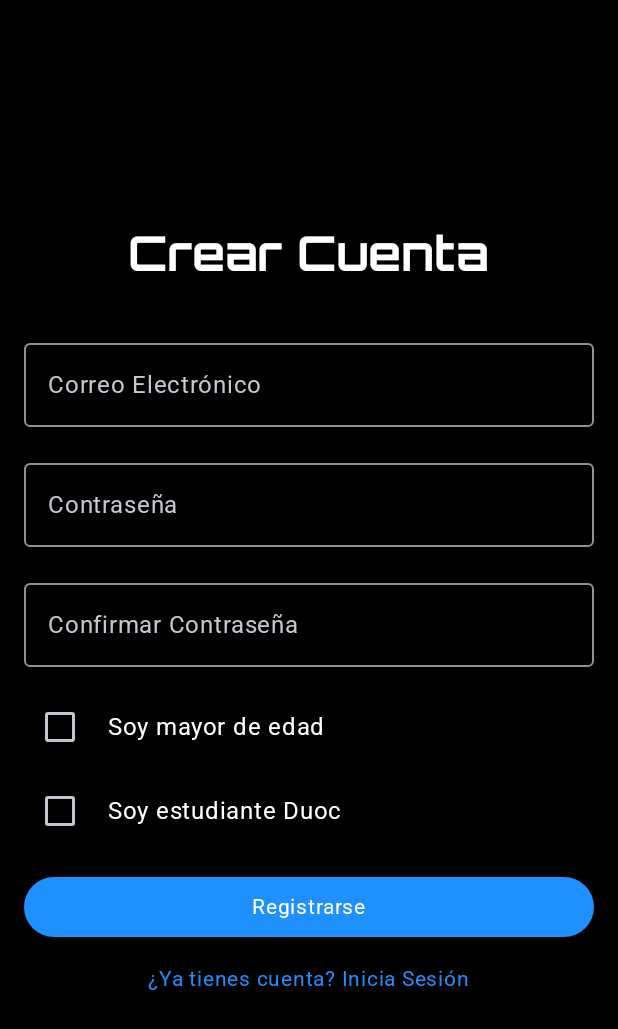
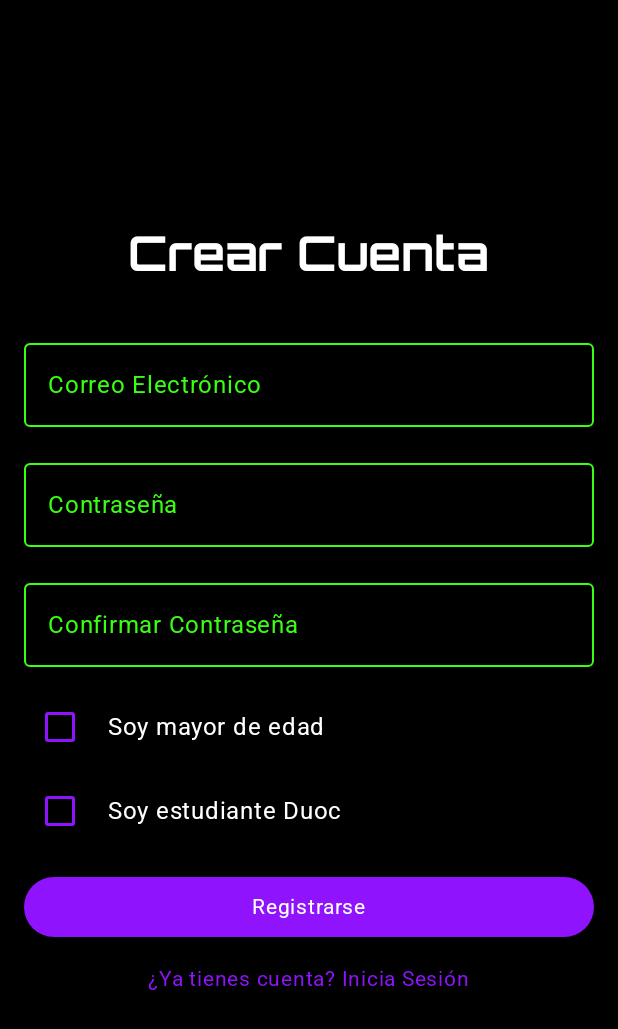
Before and after one commit to BenjaAranda/AplicacionesMoviles, an Android app built with Jetpack Compose: the RegisterScreen screen opened through its navigation route, on a phone screen of 412 x 824 dp. Shown: the top 1029 px of the screen. Run offline under Robolectric (Android 15) with nearby library versions, the light colour scheme and no system bars.

Commit message:
Modificacion de los colores del login y register

```diff
--- a/app/src/main/java/com/example/app_prueba/ui/screens/login/LoginScreen.kt
+++ b/app/src/main/java/com/example/app_prueba/ui/screens/login/LoginScreen.kt
@@ -5,11 +5,16 @@ import androidx.compose.material3.*
 import androidx.compose.runtime.Composable
 import androidx.compose.ui.Alignment
 import androidx.compose.ui.Modifier
+import androidx.compose.ui.graphics.Color
 import androidx.compose.ui.text.input.PasswordVisualTransformation
 import androidx.compose.ui.unit.dp
 import androidx.lifecycle.viewmodel.compose.viewModel
 import androidx.navigation.NavController
 import com.example.app_prueba.navigation.Routes
+// --- INICIO DE IMPORTACIONES DE COLOR ---
+import com.example.app_prueba.ui.theme.MoradoNeon
+import com.example.app_prueba.ui.theme.VerdeNeon
+// --- FIN DE IMPORTACIONES DE COLOR ---
 import com.example.app_prueba.viewmodel.LoginViewModel
 
 @Composable
@@ -24,11 +29,37 @@ fun LoginScreen(navController: NavController, vm: LoginViewModel = viewModel())
         Text("Iniciar Sesión", style = MaterialTheme.typography.headlineLarge)
         Spacer(modifier = Modifier.height(32.dp))
 
+        // --- Colores para TextField ---
+        val customTextFieldColors = TextFieldDefaults.colors(
+            focusedTextColor = MoradoNeon,
+            unfocusedTextColor = MoradoNeon,
+            focusedContainerColor = Color.Transparent,
+            unfocusedContainerColor = Color.Transparent,
+            focusedIndicatorColor = VerdeNeon,
+            unfocusedIndicatorColor = VerdeNeon,
+            cursorColor = VerdeNeon,
+            focusedLabelColor = MoradoNeon,
+            unfocusedLabelColor = VerdeNeon
+        )
+
+        // --- INICIO DE CAMBIOS DE COLOR DEL BOTÓN ---
+        val customButtonColors = ButtonDefaults.buttonColors(
+            containerColor = MoradoNeon, // Color de fondo normal
+            contentColor = Color.White,  // Color del texto
+            // Aunque no lo pediste, es bueno definir el color presionado,
+            // pero Material 3 ya lo hace por defecto oscureciendo el `containerColor`.
+            // Para un cambio explícito a verde, necesitarías manejar la interacción.
+            // Por simplicidad, dejaremos el morado que se oscurece al presionar.
+            // Si quieres un cambio total a verde, el código sería más complejo.
+        )
+        // --- FIN DE CAMBIOS DE COLOR DEL BOTÓN ---
+
         OutlinedTextField(
             value = vm.email,
             onValueChange = { vm.email = it },
             label = { Text("Correo Electrónico") },
-            modifier = Modifier.fillMaxWidth()
+            modifier = Modifier.fillMaxWidth(),
+            colors = customTextFieldColors
         )
         Spacer(modifier = Modifier.height(16.dp))
 
@@ -37,7 +68,8 @@ fun LoginScreen(navController: NavController, vm: LoginViewModel = viewModel())
             onValueChange = { vm.pass = it },
             label = { Text("Contraseña") },
             visualTransformation = PasswordVisualTransformation(),
-            modifier = Modifier.fillMaxWidth()
+            modifier = Modifier.fillMaxWidth(),
+            colors = customTextFieldColors
         )
         Spacer(modifier = Modifier.height(16.dp))
 
@@ -54,13 +86,15 @@ fun LoginScreen(navController: NavController, vm: LoginViewModel = viewModel())
                     }
                 }
             },
-            modifier = Modifier.fillMaxWidth()
+            modifier = Modifier.fillMaxWidth(),
+            colors = customButtonColors // Aplicar colores al botón
         ) {
             Text("Entrar")
         }
 
         TextButton(onClick = { navController.navigate(Routes.Register.route) }) {
-            Text("¿No tienes cuenta? Regístrate")
+            Text("¿No tienes cuenta? Regístrate", color = MoradoNeon)
+
         }
     }
 }
--- a/app/src/main/java/com/example/app_prueba/ui/screens/register/RegisterScreen.kt
+++ b/app/src/main/java/com/example/app_prueba/ui/screens/register/RegisterScreen.kt
@@ -5,11 +5,14 @@ import androidx.compose.material3.*
 import androidx.compose.runtime.Composable
 import androidx.compose.ui.Alignment
 import androidx.compose.ui.Modifier
+import androidx.compose.ui.graphics.Color
 import androidx.compose.ui.text.input.PasswordVisualTransformation
 import androidx.compose.ui.unit.dp
 import androidx.lifecycle.viewmodel.compose.viewModel
 import androidx.navigation.NavController
 import com.example.app_prueba.navigation.Routes
+import com.example.app_prueba.ui.theme.MoradoNeon // Importar color
+import com.example.app_prueba.ui.theme.VerdeNeon   // Importar color
 import com.example.app_prueba.viewmodel.RegisterViewModel
 
 @Composable
@@ -24,12 +27,40 @@ fun RegisterScreen(navController: NavController, vm: RegisterViewModel = viewMod
         Text("Crear Cuenta", style = MaterialTheme.typography.headlineLarge)
         Spacer(modifier = Modifier.height(32.dp))
 
+        // --- Colores para TextField ---
+        val customTextFieldColors = TextFieldDefaults.colors(
+            focusedTextColor = MoradoNeon,
+            unfocusedTextColor = MoradoNeon,
+            focusedContainerColor = Color.Transparent,
+            unfocusedContainerColor = Color.Transparent,
+            focusedIndicatorColor = VerdeNeon,
+            unfocusedIndicatorColor = VerdeNeon,
+            cursorColor = VerdeNeon,
+            focusedLabelColor = MoradoNeon,
+            unfocusedLabelColor = VerdeNeon
+        )
+
+        // --- Colores para Checkbox ---
+        val customCheckboxColors = CheckboxDefaults.colors(
+            checkedColor = VerdeNeon,
+            uncheckedColor = MoradoNeon,
+            checkmarkColor = MoradoNeon
+        )
+
+        // --- INICIO DE CAMBIOS DE COLOR DEL BOTÓN ---
+        val customButtonColors = ButtonDefaults.buttonColors(
+            containerColor = MoradoNeon, // Color de fondo normal del botón
+            contentColor = Color.White    // Color del texto del botón
+        )
+        // --- FIN DE CAMBIOS DE COLOR DEL BOTÓN ---
+
         OutlinedTextField(
             value = vm.email,
             onValueChange = { vm.email = it },
             label = { Text("Correo Electrónico") },
             modifier = Modifier.fillMaxWidth(),
-            isError = vm.registerError != null // Opcional: marca el campo si hay error
+            isError = vm.registerError != null,
+            colors = customTextFieldColors
         )
         Spacer(modifier = Modifier.height(16.dp))
 
@@ -38,7 +69,8 @@ fun RegisterScreen(navController: NavController, vm: RegisterViewModel = viewMod
             onValueChange = { vm.pass = it },
             label = { Text("Contraseña") },
             visualTransformation = PasswordVisualTransformation(),
-            modifier = Modifier.fillMaxWidth()
+            modifier = Modifier.fillMaxWidth(),
+            colors = customTextFieldColors
         )
         Spacer(modifier = Modifier.height(16.dp))
 
@@ -47,11 +79,10 @@ fun RegisterScreen(navController: NavController, vm: RegisterViewModel = viewMod
             onValueChange = { vm.confirmPass = it },
             label = { Text("Confirmar Contraseña") },
             visualTransformation = PasswordVisualTransformation(),
-            modifier = Modifier.fillMaxWidth()
+            modifier = Modifier.fillMaxWidth(),
+            colors = customTextFieldColors
         )
         Spacer(modifier = Modifier.height(16.dp))
-
-        // --- INICIO DE CAMBIOS ---
 
         // Checkbox para mayor de edad
         Row(
@@ -60,7 +91,8 @@ fun RegisterScreen(navController: NavController, vm: RegisterViewModel = viewMod
         ) {
             Checkbox(
                 checked = vm.isOfLegalAge,
-                onCheckedChange = { vm.isOfLegalAge = it }
+                onCheckedChange = { vm.isOfLegalAge = it },
+                colors = customCheckboxColors
             )
             Spacer(modifier = Modifier.width(8.dp))
             Text("Soy mayor de edad")
@@ -74,14 +106,13 @@ fun RegisterScreen(navController: NavController, vm: RegisterViewModel = viewMod
         ) {
             Checkbox(
                 checked = vm.isDuocStudent,
-                onCheckedChange = { vm.isDuocStudent = it }
+                onCheckedChange = { vm.isDuocStudent = it },
+                colors = customCheckboxColors
             )
             Spacer(modifier = Modifier.width(8.dp))
             Text("Soy estudiante Duoc")
         }
         Spacer(modifier = Modifier.height(16.dp))
-
-        // --- FIN DE CAMBIOS ---
 
         vm.registerError?.let {
             Text(it, color = MaterialTheme.colorScheme.error)
@@ -96,13 +127,15 @@ fun RegisterScreen(navController: NavController, vm: RegisterViewModel = viewMod
                     }
                 }
             },
-            modifier = Modifier.fillMaxWidth()
+            modifier = Modifier.fillMaxWidth(),
+            colors = customButtonColors // Aplicar colores al botón
         ) {
             Text("Registrarse")
         }
 
         TextButton(onClick = { navController.popBackStack() }) {
-            Text("¿Ya tienes cuenta? Inicia Sesión")
+            // Aplicar color al texto del TextButton
+            Text("¿Ya tienes cuenta? Inicia Sesión", color = MoradoNeon)
         }
     }
 }
--- a/app/src/main/java/com/example/app_prueba/ui/theme/Color.kt
+++ b/app/src/main/java/com/example/app_prueba/ui/theme/Color.kt
@@ -8,3 +8,7 @@ val White_Gamer = Color(0xFFFFFFFF)
 val Light_Gray_Gamer = Color(0xFFD3D3D3)
 val Electric_Blue = Color(0xFF1E90FF)
 val Neon_Green = Color(0xFF39FF14)
+
+
+val VerdeNeon = Color(0xFF39FF14)
+val MoradoNeon = Color(0xFF9013FE)
```
